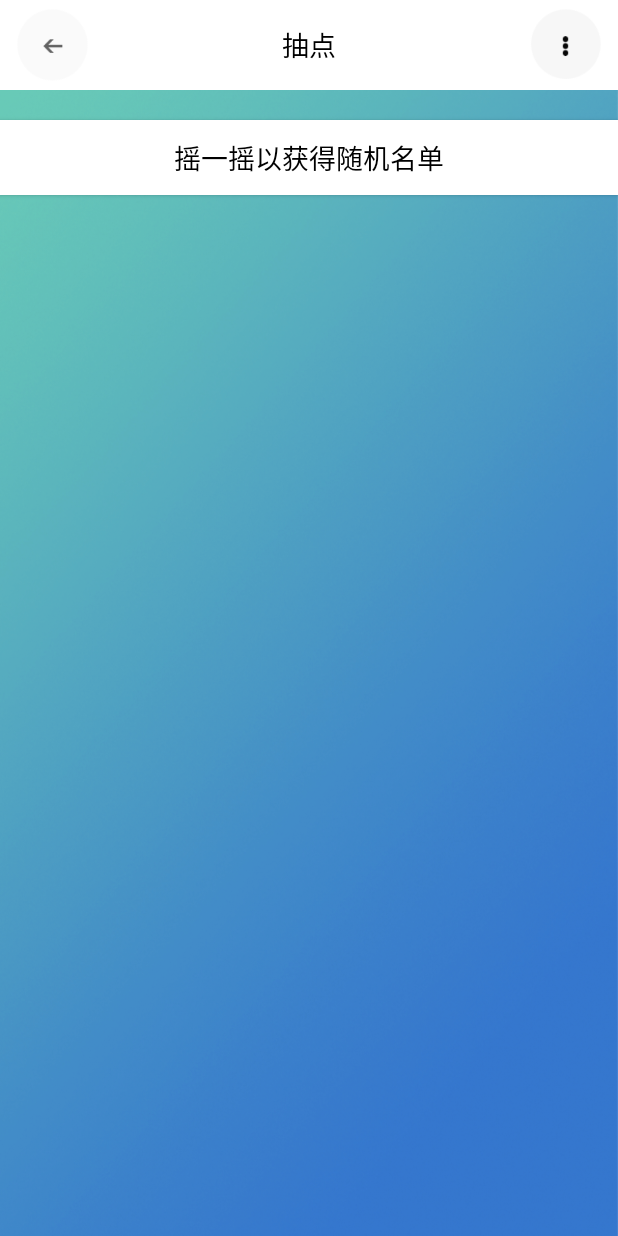
After one commit to NFCXiangMuZu/NFC_teacher, an Android app: the ChouDianActivity screen opened directly, with no data from a screen before it, on a phone screen of 412 x 824 dp. The commit adds this screen. Run offline under Robolectric (Android 15) with nearby library versions, the phone set to English and light mode, and no system bars.

Commit message:
完美实现抽点功能

```diff
--- a/app/src/main/java/com/example/compaq/nfc_teacher/MainActivity.java
+++ b/app/src/main/java/com/example/compaq/nfc_teacher/MainActivity.java
@@ -416,4 +416,6 @@ public class MainActivity extends SlidingFragmentActivity  implements View.OnCli
 		return null;
 	}
 
+
+
 }
--- a/app/src/main/java/com/example/compaq/nfc_teacher/StaticValue.java
+++ b/app/src/main/java/com/example/compaq/nfc_teacher/StaticValue.java
@@ -14,6 +14,7 @@ public class StaticValue {
 	public static String INNERNAMELIST;
 	public static  String MY_TABLE_NAME=null;
 	public static  String DATABASE_NAME=MY_TABLE_NAME+".db";
+	public static  int student_num = 40;
 	public static  Uri path=null;
 	public static String select_filename=null;
 	public static String send_filename = null;
@@ -23,7 +24,7 @@ public class StaticValue {
 	public static String result_macaddress=null;
 	public static BluetoothSocket socket=null;
 	public static long file_length=0;
-	public static String macaddress=null;
+	public static String macaddress=null;//发送文件的目的端蓝牙地址
 	public static int file_send_percent = 0;
 	public static int file_send_length = 0;
 	public static double file_send_time;
--- /dev/null
+++ b/app/src/main/res/layout/choudian_activity_layout.xml
@@ -0,0 +1,71 @@
+<?xml version="1.0" encoding="utf-8"?>
+<RelativeLayout xmlns:android="http://schemas.android.com/apk/res/android"
+    android:layout_width="match_parent" android:layout_height="match_parent"
+    android:id="@+id/ChouDianActivityLayout"
+    android:background="@drawable/bm"
+    >
+    <RelativeLayout
+        android:layout_width="match_parent"
+        android:layout_height="60dp"
+        android:id="@+id/ChouDian_activity_NB"
+        android:background="#fff"
+        >
+
+        <Button
+            android:layout_width="50dp"
+            android:layout_height="50dp"
+            android:id="@+id/ChouDian_activity_leftbutton"
+            android:layout_alignParentLeft="true"
+            android:background="@drawable/back1"
+            android:layout_marginLeft="10dp"
+            android:layout_centerVertical="true"
+            />
+
+        <TextView
+            android:layout_width="wrap_content"
+            android:layout_height="wrap_content"
+            android:id="@+id/ChouDian_activity_title"
+            android:layout_centerInParent="true"
+            android:textColor="#000"
+            android:textSize="8pt"
+            android:text="抽点"
+
+            />
+
+        <Button
+            android:layout_width="50dp"
+            android:layout_height="50dp"
+            android:id="@+id/ChouDian_activity_rightbutton"
+            android:background="@drawable/folderbutton1"
+            android:layout_alignParentRight="true"
+            android:layout_centerVertical="true"
+            android:layout_marginRight="10dp"
+            />
+
+    </RelativeLayout>
+
+    <Button
+        android:layout_width="match_parent"
+        android:layout_height="50dp"
+        android:id="@+id/empty_view"
+        android:layout_below="@id/ChouDian_activity_NB"
+        android:layout_marginTop="20dp"
+        android:background="#fff"
+        android:text="摇一摇以获得随机名单"
+        android:textSize="8pt"
+        android:textColor="#000"
+        />
+
+    <ListView
+        android:layout_width="match_parent"
+        android:layout_height="wrap_content"
+        android:id="@+id/ChouDian_activity_listview"
+        android:layout_below="@id/empty_view"
+        android:divider="#205ec1"
+        android:dividerHeight="1dp"
+        android:background="#fff"
+        ></ListView>
+
+
+
+</RelativeLayout>
--- a/app/src/main/res/menu/folder_button_item.xml
+++ b/app/src/main/res/menu/folder_button_item.xml
@@ -22,4 +22,5 @@
         android:title="打开NFC"
         ></item>
 
+
 </menu>
```
Also changed, not shown: app/src/main/AndroidManifest.xml (+8 -0 lines), app/src/main/java/com/example/compaq/nfc_teacher/ChouDianActivity.java (added, +467 -0 lines), app/src/main/java/com/example/compaq/nfc_teacher/NormalAttendence.java (+6 -26 lines), app/src/main/res/layout/choudian_activity_list_item.xml (added, +28 -0 lines), app/src/main/res/drawable/folder_touming2.png (added), app/src/main/res/drawable/left_button.png (added).
